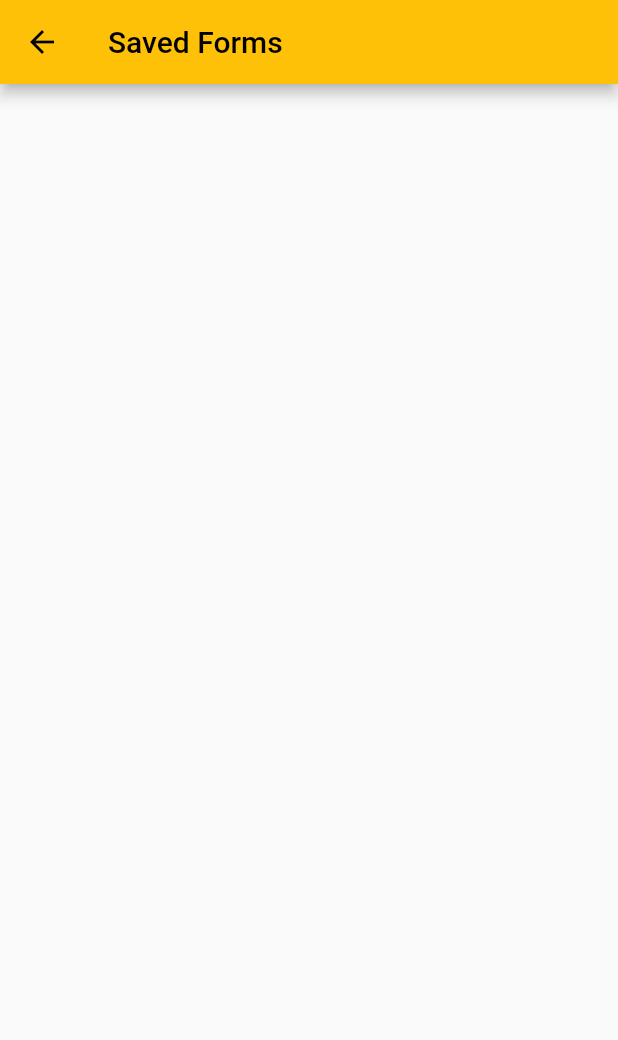
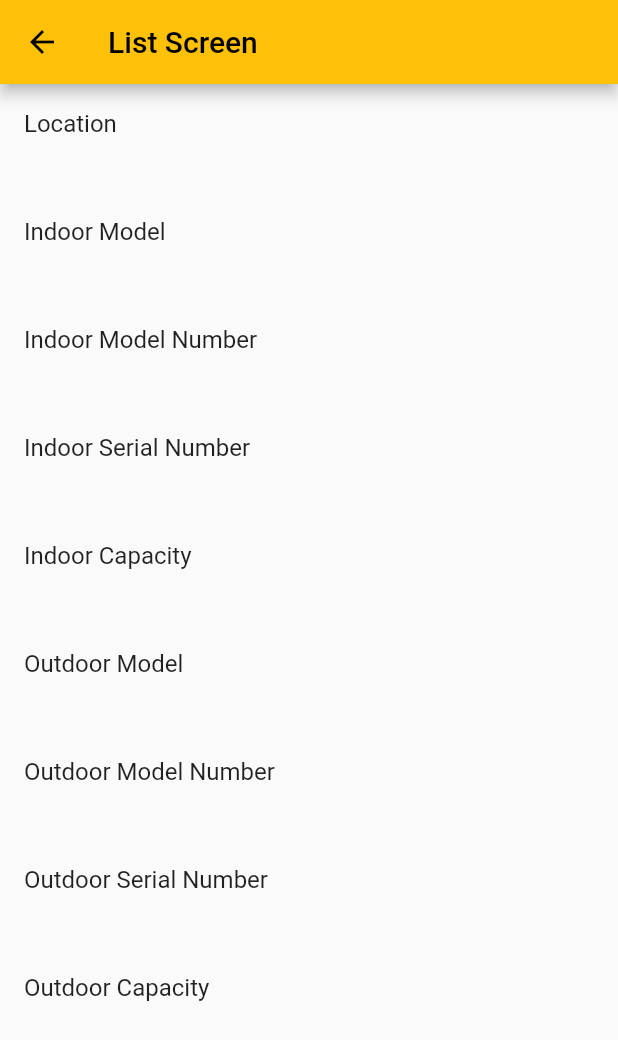
Before and after one commit to gihanjayakuru/AvaniApp, a Flutter app: the screen it shows after launch, scrolled down 45 dp, after a tap on the "arrow back" icon, on a phone screen of 412 x 824 dp. Shown: the top 1040 px of the screen. Run offline on Flutter 3.47's test engine with Material 2 defaults, Android fonts, the phone set to English and light mode, and no system bars; our stand-ins replace shared_preferences.

Commit message:
save form[done]

```diff
--- a/lib/home_page.dart
+++ b/lib/home_page.dart
@@ -1,6 +1,49 @@
 import 'package:flutter/material.dart';
 import 'package:shared_preferences/shared_preferences.dart';
 import 'list_screen.dart';
+import 'package:intl/intl.dart';
+import 'dart:convert';
+
+class FormData {
+  String location;
+  String indoorModel;
+  String indoorModelNum;
+  String indoorSerialNum;
+  String indoorCapacity;
+  String outdoorModel;
+  String outdoorModelNum;
+  String outdoorSerialNum;
+  String outdoorCapacity;
+  String dateCreated;
+
+  FormData({
+    required this.location,
+    required this.indoorModel,
+    required this.indoorModelNum,
+    required this.indoorSerialNum,
+    required this.indoorCapacity,
+    required this.outdoorModel,
+    required this.outdoorModelNum,
+    required this.outdoorSerialNum,
+    required this.outdoorCapacity,
+    required this.dateCreated,
+  });
+
+  Map<String, dynamic> toJson() {
+    return {
+      'location': location,
+      'indoorModel': indoorModel,
+      'indoorModelNum': indoorModelNum,
+      'indoorSerialNum': indoorSerialNum,
+      'indoorCapacity': indoorCapacity,
+      'outdoorModel': outdoorModel,
+      'outdoorModelNum': outdoorModelNum,
+      'outdoorSerialNum': outdoorSerialNum,
+      'outdoorCapacity': outdoorCapacity,
+      'dateCreated': dateCreated,
+    };
+  }
+}
 
 class MyFormScreen extends StatefulWidget {
   @override
@@ -53,13 +96,21 @@ class _MyFormScreenState extends State<MyFormScreen> {
         ),
       ),
       body: SingleChildScrollView(
+        child: Form(
+          key: _formKey,
           child: Column(
             children: [
               Padding(
                 padding: EdgeInsets.all(16.0),
-              child: TextField(
+                child: TextFormField(
                   controller: locationController,
                   decoration: InputDecoration(labelText: 'Location'),
+                  validator: (value) {
+                    if (value == null || value.isEmpty) {
+                      return 'Please enter a location';
+                    }
+                    return null;
+                  },
                 ),
               ),
               Padding(
@@ -76,21 +127,45 @@ class _MyFormScreenState extends State<MyFormScreen> {
                 padding: EdgeInsets.all(16.0),
                 child: Column(
                   children: [
-                  TextField(
+                    TextFormField(
                       controller: indoorModelController,
                       decoration: InputDecoration(labelText: 'Model'),
+                      validator: (value) {
+                        if (value == null || value.isEmpty) {
+                          return 'Please enter the indoor model';
+                        }
+                        return null;
+                      },
                     ),
-                  TextField(
+                    TextFormField(
                       controller: indoorModelNumController,
                       decoration: InputDecoration(labelText: 'Model Number'),
+                      validator: (value) {
+                        if (value == null || value.isEmpty) {
+                          return 'Please enter the indoor model number';
+                        }
+                        return null;
+                      },
                     ),
-                  TextField(
+                    TextFormField(
                       controller: indoorSerialNumController,
                       decoration: InputDecoration(labelText: 'Serial Number'),
+                      validator: (value) {
+                        if (value == null || value.isEmpty) {
+                          return 'Please enter the indoor serial number';
+                        }
+                        return null;
+                      },
                     ),
-                  TextField(
+                    TextFormField(
                       controller: indoorCapacityController,
                       decoration: InputDecoration(labelText: 'Capacity'),
+                      validator: (value) {
+                        if (value == null || value.isEmpty) {
+                          return 'Please enter the indoor capacity';
+                        }
+                        return null;
+                      },
                     ),
                   ],
                 ),
@@ -109,29 +184,54 @@ class _MyFormScreenState extends State<MyFormScreen> {
                 padding: EdgeInsets.all(16.0),
                 child: Column(
                   children: [
-                  TextField(
+                    TextFormField(
                       controller: outdoorModelController,
                       decoration: InputDecoration(labelText: 'Model'),
+                      validator: (value) {
+                        if (value == null || value.isEmpty) {
+                          return 'Please enter the outdoor model';
+                        }
+                        return null;
+                      },
                     ),
-                  TextField(
+                    TextFormField(
                       controller: outdoorModelNumController,
                       decoration: InputDecoration(labelText: 'Model Number'),
+                      validator: (value) {
+                        if (value == null || value.isEmpty) {
+                          return 'Please enter the outdoor model number';
+                        }
+                        return null;
+                      },
                     ),
-                  TextField(
+                    TextFormField(
                       controller: outdoorSerialNumController,
                       decoration: InputDecoration(labelText: 'Serial Number'),
+                      validator: (value) {
+                        if (value == null || value.isEmpty) {
+                          return 'Please enter the outdoor serial number';
+                        }
+                        return null;
+                      },
                     ),
-                  TextField(
+                    TextFormField(
                       controller: outdoorCapacityController,
                       decoration: InputDecoration(labelText: 'Capacity'),
+                      validator: (value) {
+                        if (value == null || value.isEmpty) {
+                          return 'Please enter the outdoor capacity';
+                        }
+                        return null;
+                      },
                     ),
                   ],
                 ),
               ),
+              //
             ],
           ),
         ),
-
+      ),
       /////////
       bottomNavigationBar: Padding(
         padding: const EdgeInsets.all(16.0),
@@ -151,6 +251,8 @@ class _MyFormScreenState extends State<MyFormScreen> {
   // );
   // }
 // }
+  List<Map<String, dynamic>> savedFormData = [];
+
   void _saveForm() async {
     // Retrieve the form field values using the controllers
     String location = locationController.text;
@@ -163,17 +265,27 @@ class _MyFormScreenState extends State<MyFormScreen> {
     String outdoorSerialNum = outdoorSerialNumController.text;
     String outdoorCapacity = outdoorCapacityController.text;
 
+    // Create a FormData object
+    FormData formData = FormData(
+      location: location,
+      indoorModel: indoorModel,
+      indoorModelNum: indoorModelNum,
+      indoorSerialNum: indoorSerialNum,
+      indoorCapacity: indoorCapacity,
+      outdoorModel: outdoorModel,
+      outdoorModelNum: outdoorModelNum,
+      outdoorSerialNum: outdoorSerialNum,
+      outdoorCapacity: outdoorCapacity,
+      dateCreated: DateTime.now().toString(),
+    );
+
+    // Convert FormData object to JSON
+    Map<String, dynamic> formDataJson = formData.toJson();
+
     // Save the form data to shared_preferences
     SharedPreferences prefs = await SharedPreferences.getInstance();
-    await prefs.setString('location', location);
-    await prefs.setString('indoorModel', indoorModel);
-    await prefs.setString('indoorModelNum', indoorModelNum);
-    await prefs.setString('indoorSerialNum', indoorSerialNum);
-    await prefs.setString('indoorCapacity', indoorCapacity);
-    await prefs.setString('outdoorModel', outdoorModel);
-    await prefs.setString('outdoorModelNum', outdoorModelNum);
-    await prefs.setString('outdoorSerialNum', outdoorSerialNum);
-    await prefs.setString('outdoorCapacity', outdoorCapacity);
+    savedFormData.add(formDataJson);
+    await prefs.setString('savedFormData', jsonEncode(savedFormData));
 
     // Once the data is saved, you can navigate to the list screen or perform any other actions
     Navigator.push(
--- a/lib/list_screen.dart
+++ b/lib/list_screen.dart
@@ -7,20 +7,38 @@ class ListScreen extends StatefulWidget {
 }
 
 class _ListScreenState extends State<ListScreen> {
-  List<String> formDataList = [];
+  String? _location;
+  String? _indoorModel;
+  String? _indoorModelNum;
+  String? _indoorSerialNum;
+  String? _indoorCapacity;
+  String? _outdoorModel;
+  String? _outdoorModelNum;
+  String? _outdoorSerialNum;
+  String? _outdoorCapacity;
 
   @override
   void initState() {
     super.initState();
-    // Load the saved form data list
-    _loadFormDataList();
+    _loadFormData();
   }
 
-  void _loadFormDataList() async {
+  void _loadFormData() async {
     SharedPreferences prefs = await SharedPreferences.getInstance();
-    List<String> savedList = prefs.getStringList('formDataList') ?? [];
+
+    // Retrieve the form data using the keys used to save them
+    _location = prefs.getString('location');
+    _indoorModel = prefs.getString('indoorModel');
+    _indoorModelNum = prefs.getString('indoorModelNum');
+    _indoorSerialNum = prefs.getString('indoorSerialNum');
+    _indoorCapacity = prefs.getString('indoorCapacity');
+    _outdoorModel = prefs.getString('outdoorModel');
+    _outdoorModelNum = prefs.getString('outdoorModelNum');
+    _outdoorSerialNum = prefs.getString('outdoorSerialNum');
+    _outdoorCapacity = prefs.getString('outdoorCapacity');
+
     setState(() {
-      formDataList = savedList;
+      // State is updated to trigger a rebuild and display the retrieved data
     });
   }
 
@@ -28,16 +46,49 @@ class _ListScreenState extends State<ListScreen> {
   Widget build(BuildContext context) {
     return Scaffold(
       appBar: AppBar(
-        title: Text('Saved Forms'),
+        title: Text('List Screen'),
       ),
-      body: ListView.builder(
-        itemCount: formDataList.length,
-        itemBuilder: (context, index) {
-          String formData = formDataList[index];
-          return ListTile(
-            title: Text(formData),
-          );
-        },
+      body: SingleChildScrollView(
+        child: Column(
+          children: [
+            ListTile(
+              title: Text('Location'),
+              subtitle: Text(_location ?? ''),
+            ),
+            ListTile(
+              title: Text('Indoor Model'),
+              subtitle: Text(_indoorModel ?? ''),
+            ),
+            ListTile(
+              title: Text('Indoor Model Number'),
+              subtitle: Text(_indoorModelNum ?? ''),
+            ),
+            ListTile(
+              title: Text('Indoor Serial Number'),
+              subtitle: Text(_indoorSerialNum ?? ''),
+            ),
+            ListTile(
+              title: Text('Indoor Capacity'),
+              subtitle: Text(_indoorCapacity ?? ''),
+            ),
+            ListTile(
+              title: Text('Outdoor Model'),
+              subtitle: Text(_outdoorModel ?? ''),
+            ),
+            ListTile(
+              title: Text('Outdoor Model Number'),
+              subtitle: Text(_outdoorModelNum ?? ''),
+            ),
+            ListTile(
+              title: Text('Outdoor Serial Number'),
+              subtitle: Text(_outdoorSerialNum ?? ''),
+            ),
+            ListTile(
+              title: Text('Outdoor Capacity'),
+              subtitle: Text(_outdoorCapacity ?? ''),
+            ),
+          ],
+        ),
       ),
     );
   }
--- a/pubspec.yaml
+++ b/pubspec.yaml
@@ -36,6 +36,7 @@ dependencies:
   # The following adds the Cupertino Icons font to your application.
   # Use with the CupertinoIcons class for iOS style icons.
   cupertino_icons: ^1.0.2
+  intl: ^0.18.1
 
 dev_dependencies:
   flutter_test:
```
Also changed, not shown: pubspec.lock. Lines whose indentation alone changed are shown as unchanged.
